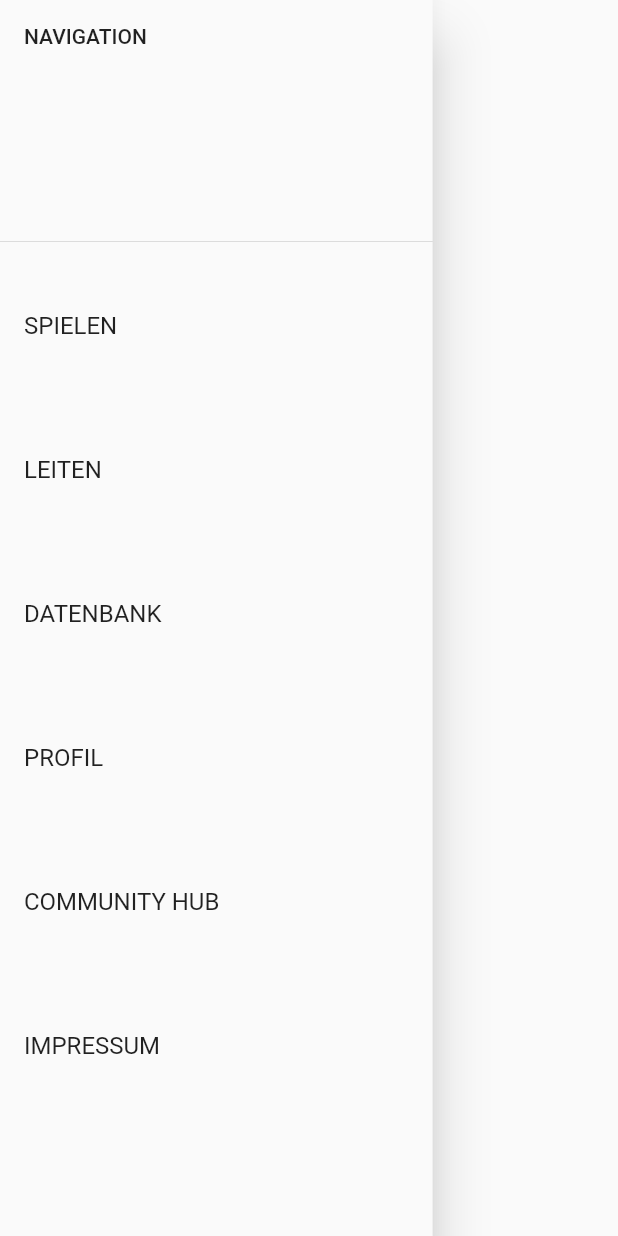
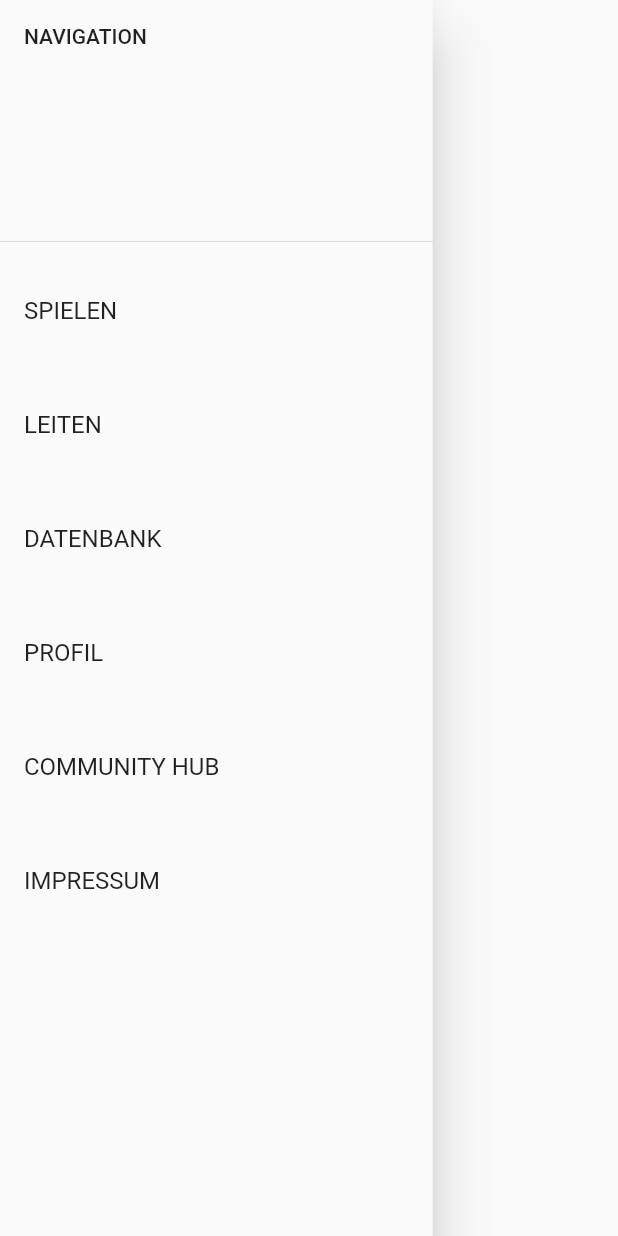
Before and after one commit to skostadinov0141/soulforger_sr6_frontend, a Flutter app: the MobileNavBarDrawer widget shown alone on an empty page, opened directly, on a phone screen of 412 x 824 dp. Run offline on Flutter 3.47's test engine with Material 2 defaults, Android fonts, the light colour scheme and no system bars; missing offline and left inert: Soulforger.net; statements that could not run were skipped.

Commit message:
fixed cramped look

```diff
--- a/lib/pages/mobile/mobile_nav_bar.dart
+++ b/lib/pages/mobile/mobile_nav_bar.dart
@@ -43,12 +43,7 @@ class _MobileNavBarState extends State<MobileNavBar> {
                 }
               ),
               Expanded(
-                child: Center(
-                  child: Text(
-                    "SOULFORGER",
-                    style: fonts.h2(),
-                  ),
-                ),
+                child: Container()
               ),
               Image.asset(
                 'assets/images/soulforger_logo_100p.png',
@@ -92,7 +87,7 @@ class _MobileNavBarDrawerState extends State<MobileNavBarDrawer> {
             ),
           ),
           ListTile(
-            contentPadding: const EdgeInsets.symmetric(horizontal: 16,vertical: 20),
+            contentPadding: const EdgeInsets.symmetric(horizontal: 16,vertical: 10),
             textColor: colors.secondary[2],
             title: Text(
               "SPIELEN",
@@ -101,7 +96,7 @@ class _MobileNavBarDrawerState extends State<MobileNavBarDrawer> {
             onTap: () {},
           ),
           ListTile(
-            contentPadding: const EdgeInsets.symmetric(horizontal: 16,vertical: 20),
+            contentPadding: const EdgeInsets.symmetric(horizontal: 16,vertical: 10),
             textColor: colors.secondary[2],
             title: Text(
               "LEITEN",
@@ -110,7 +105,7 @@ class _MobileNavBarDrawerState extends State<MobileNavBarDrawer> {
             onTap: () {},
           ),
           ListTile(
-            contentPadding: const EdgeInsets.symmetric(horizontal: 16,vertical: 20),
+            contentPadding: const EdgeInsets.symmetric(horizontal: 16,vertical: 10),
             textColor: colors.secondary[2],
             title: Text(
               "DATENBANK",
@@ -119,7 +114,7 @@ class _MobileNavBarDrawerState extends State<MobileNavBarDrawer> {
             onTap: () {},
           ),
           ListTile(
-            contentPadding: const EdgeInsets.symmetric(horizontal: 16,vertical: 20),
+            contentPadding: const EdgeInsets.symmetric(horizontal: 16,vertical: 10),
             textColor: colors.secondary[2],
             title: Text(
               "PROFIL",
@@ -128,7 +123,7 @@ class _MobileNavBarDrawerState extends State<MobileNavBarDrawer> {
             onTap: () {},
           ),
           ListTile(
-            contentPadding: const EdgeInsets.symmetric(horizontal: 16,vertical: 20),
+            contentPadding: const EdgeInsets.symmetric(horizontal: 16,vertical: 10),
             textColor: colors.secondary[2],
             title: Text(
               "COMMUNITY HUB",
@@ -137,7 +132,7 @@ class _MobileNavBarDrawerState extends State<MobileNavBarDrawer> {
             onTap: () {},
           ),
           ListTile(
-            contentPadding: const EdgeInsets.symmetric(horizontal: 16,vertical: 20),
+            contentPadding: const EdgeInsets.symmetric(horizontal: 16,vertical: 10),
             textColor: colors.secondary[2],
             title: Text(
               "IMPRESSUM",
```
